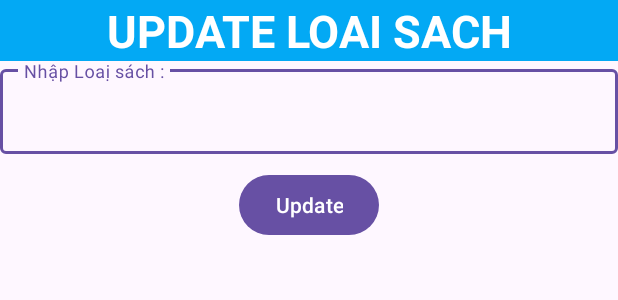
After one commit to VietPh37030/DuAnMau, an Android app: the layout edit_loaisach.xml on its own in the app's theme, with its tools: preview values and no code run, on a phone screen of 412 x 824 dp. The commit adds this screen. Shown: the top 300 px of the screen. Run offline under Robolectric (Android 15) with nearby library versions, the phone set to English and light mode, and no system bars.

Commit message:
Du An Mau

```diff
--- a/app/src/main/java/anhpvph37030/fpoly/duanmau/Dao/LoaiSachDao.java
+++ b/app/src/main/java/anhpvph37030/fpoly/duanmau/Dao/LoaiSachDao.java
@@ -54,11 +54,11 @@ public class LoaiSachDao {
     public String updatels(Context context, String maLoai, LoaiSach loaiSach) {
         DpHelper dpHelper = new DpHelper(context);
         SQLiteDatabase database = dpHelper.getWritableDatabase();
-        Cursor cursor = database.rawQuery("SELECT * FROM loaisaach WHERE MALOAI=?", new String[]{maLoai});
+        Cursor cursor = database.rawQuery("SELECT * FROM loaisach WHERE MALOAI=?", new String[]{maLoai});
         if (cursor.getCount() != 0) {
             ContentValues values = new ContentValues();
             values.put("MALOAI", loaiSach.getMaloai());
-            values.put("TENLOAI", loaiSach.getTenloaisach());
+            values.put("TENLOAISACH", loaiSach.getTenloaisach());
             long check = database.update("loaisach", values, "MALOAI=?", new String[]{maLoai});
             if (check == -1) {
                 return "ERROR";
--- a/app/src/main/java/anhpvph37030/fpoly/duanmau/Util/DpHelper.java
+++ b/app/src/main/java/anhpvph37030/fpoly/duanmau/Util/DpHelper.java
@@ -28,7 +28,9 @@ public class DpHelper extends SQLiteOpenHelper  {
             String tablefour = "CREATE TABLE sach(MASACH INTEGER PRIMARY KEY AUTOINCREMENT," +
                     "TENSACH TEXT," +
                     "GIATHUE INT," +
-                    "MALOAI INT)";
+                    "Image TEXT," +
+                    "TENLOAISACH TEXT," +
+                    "MALOAI INT REFERENCES loaisach(MALOAI))";
             db.execSQL(tablefour);
             String tablefive = "CREATE TABLE phieumuon(MASPM INTEGER PRIMARY KEY AUTOINCREMENT," +
                     "MATT TEXT," +
@@ -42,6 +44,7 @@ public class DpHelper extends SQLiteOpenHelper  {
         db.execSQL("INSERT INTO thanhvien VALUES (1,'Cao Thu Trang','2000'),(2,'Trần Mỹ Kim','2000')");
         String logthuthu = "INSERT INTO thuthu VALUES('thuthu1','Viet','123')," + "('thuthu2','Viet2','123'),"+"('admin','Vietanh','123')";
         db.execSQL(logthuthu);
+        db.execSQL("INSERT INTO loaisach VALUES (1, 'Java1'),(2,'Úng Dụng Phần Mềm'),(3, 'Đồ Họa')");
     }
 
     @Override
--- a/app/src/main/res/layout/addloaisach.xml
+++ b/app/src/main/res/layout/addloaisach.xml
@@ -23,6 +23,7 @@
             android:background="@drawable/boder"
             android:backgroundTint="#ccc"
             android:hint="Mã Loại"
+            android:inputType="none"
             android:paddingLeft="20dp" />
     </com.google.android.material.textfield.TextInputLayout>
 
--- /dev/null
+++ b/app/src/main/res/layout/edit_loaisach.xml
@@ -0,0 +1,39 @@
+<?xml version="1.0" encoding="utf-8"?>
+<LinearLayout xmlns:android="http://schemas.android.com/apk/res/android"
+    android:layout_width="match_parent"
+    android:layout_height="match_parent"
+    android:orientation="vertical">
+
+    <TextView
+        android:layout_width="match_parent"
+        android:layout_height="wrap_content"
+        android:background="#03A9F4"
+        android:gravity="center"
+        android:text="Update Loai sach"
+        android:textAllCaps="true"
+        android:textColor="#fff"
+        android:textSize="30dp"
+        android:textStyle="bold" />
+
+    <com.google.android.material.textfield.TextInputLayout
+        android:layout_width="match_parent"
+        android:layout_height="wrap_content">
+
+        <com.google.android.material.textfield.TextInputEditText
+            android:id="@+id/edt_updatels"
+            android:layout_width="match_parent"
+            android:layout_height="wrap_content"
+            android:hint="Nhập Loaị sách :"
+            android:textColor="#000" />
+
+
+    </com.google.android.material.textfield.TextInputLayout>
+    <Button
+        android:id="@+id/btn_updatebutton"
+        android:layout_width="wrap_content"
+        android:layout_height="wrap_content"
+        android:layout_gravity="center"
+        android:layout_marginTop="10dp"
+        android:text="Update"/>
+
+</LinearLayout>
```
Also changed, not shown: app/src/main/java/anhpvph37030/fpoly/duanmau/Adapter/LoaiSachAdapter.java (+38 -0 lines), app/src/main/java/anhpvph37030/fpoly/duanmau/Adapter/ThanhVienAdapter.java (+1 -31 lines), app/src/main/java/anhpvph37030/fpoly/duanmau/Model/Sach.java (+55 -25 lines).
